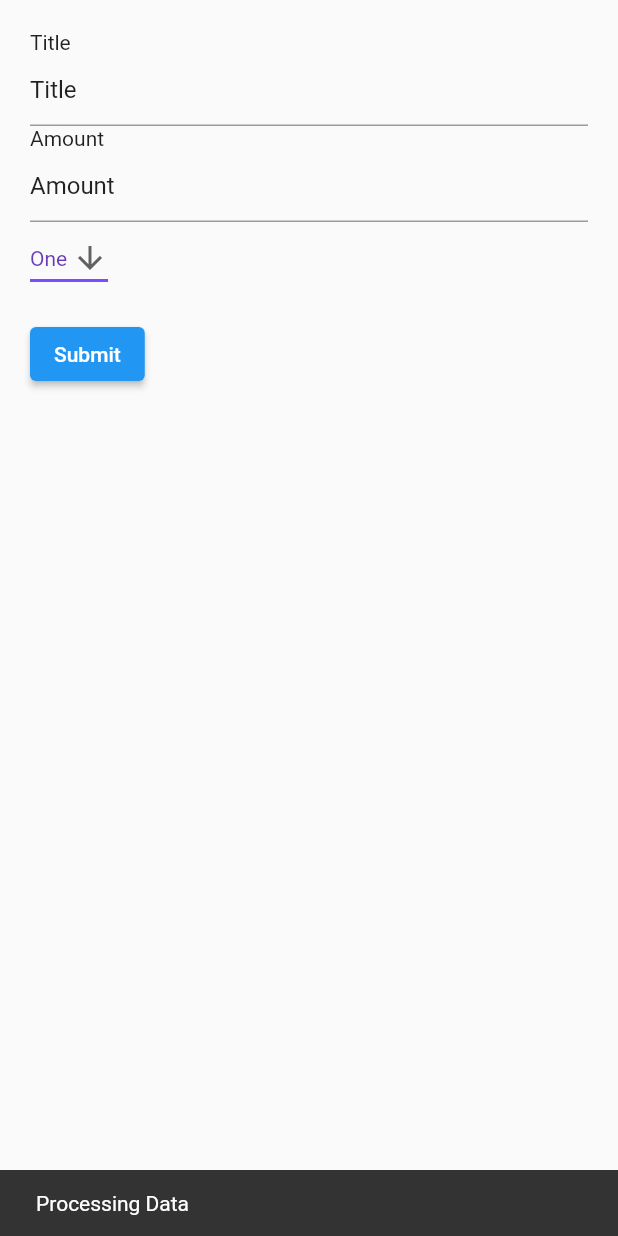
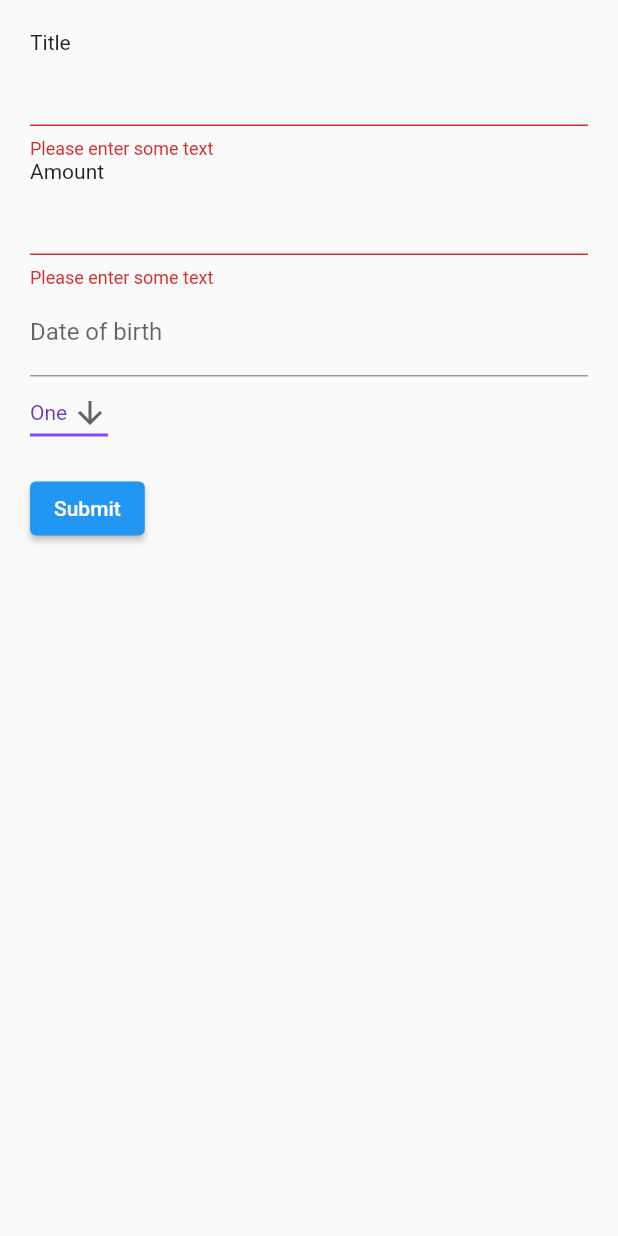
Before and after one commit to cyshe/uoft_hacks2021, a Flutter app: the AddTransaction widget shown alone on an empty page, opened directly, after a tap on "Submit", on a phone screen of 412 x 824 dp. Run offline on Flutter 3.47's test engine with Material 2 defaults, Android fonts, the phone set to English and light mode, and no system bars; our stand-ins replace percent_indicator.

Commit message:
Rerouting and backend processing

```diff
--- a/lib/Pages/HomePage.dart
+++ b/lib/Pages/HomePage.dart
@@ -20,9 +20,11 @@ class HomePage extends StatefulWidget {
 }
 
 class _HomePageState extends State<HomePage> {
+  Map data = {};
   int _counter = 0;
-  double total = 1.0;
-  double spend = 0.5;
+  double total = 1000.0;
+  double spend = 5.0;
+  double percent = 0.0;
 
   void _incrementCounter() {
     setState(() {
@@ -33,12 +35,20 @@ class _HomePageState extends State<HomePage> {
 
   @override
   Widget build(BuildContext context) {
-    // This method is rerun every time setState is called, for instance as done
-    // by the _incrementCounter method above.
-    //
-    // The Flutter framework has been optimized to make rerunning build methods
-    // fast, so that you can just rebuild anything that needs updating rather
-    // than having to individually change instances of widgets.
+    data = ModalRoute.of(context).settings.arguments;
+    if (data != null && data['title']!= null){
+      spend += data['amount'];
+      if (spend + data['amount'] > total){
+        percent = 1.0;
+        print("OVER BUDGET");
+      }
+      else{
+        percent = spend/total;
+        print("Not over budget");
+      }
+      print("added data"+(data['amount']).toString());
+    }
+    print(data);
     return Scaffold(
       appBar: AppBar(
         title: Text("Home Page"),
@@ -53,9 +63,9 @@ class _HomePageState extends State<HomePage> {
             new CircularPercentIndicator(
               radius: 200.0,
               lineWidth: 10.0,
-              percent: spend/total,
+              percent: percent,
               center: new Text(
-                (spend/total*100).toInt().toString()+"%",
+                (spend/total*100).toString()+"%",
                   style: new TextStyle(fontWeight: FontWeight.bold, fontSize: 20.0)
               ),
               progressColor: Colors.green,
--- a/lib/Pages/NewTransaction.dart
+++ b/lib/Pages/NewTransaction.dart
@@ -15,7 +15,12 @@ class _AddPageState extends State<AddPage> {
       appBar: AppBar(
         title: Text("New Transaction Page"),
       ),
-      body: Center(child: AddTransaction()),
+      body: Column(
+        crossAxisAlignment: CrossAxisAlignment.center,
+        children: [
+          AddTransaction(),
+        ],
+      ),
     );
   }
 }
@@ -27,7 +32,11 @@ class AddTransaction extends StatefulWidget {
 
 class _AddTransactionState extends State<AddTransaction> {
   final _formKey = GlobalKey<FormState>();
+  final titleController = TextEditingController();
+  final amountController = TextEditingController();
+
   String dropdownValue = 'One';
+  TextEditingController dateCtl = TextEditingController();
 
   @override
   Widget build(BuildContext context) {
@@ -40,7 +49,7 @@ class _AddTransactionState extends State<AddTransaction> {
           children: <Widget>[
             Text("Title"),
             TextFormField(
-              initialValue: "Title",
+              controller: titleController,
               validator: (value) {
                 if (value.isEmpty) {
                   return 'Please enter some text';
@@ -50,7 +59,7 @@ class _AddTransactionState extends State<AddTransaction> {
             ),
             Text("Amount"),
             TextFormField(
-              initialValue: "Amount",
+              controller: amountController,
               keyboardType: TextInputType.number,
               validator: (value) {
                 if (value.isEmpty) {
@@ -59,6 +68,22 @@ class _AddTransactionState extends State<AddTransaction> {
                 return null;
               },
             ),
+            TextFormField(
+              controller: dateCtl,
+              decoration: InputDecoration(
+                labelText: "Date of birth",
+                hintText: "Ex. Insert your dob",),
+              onTap: () async{
+                DateTime date = DateTime(1900);
+                FocusScope.of(context).requestFocus(new FocusNode());
+
+                date = await showDatePicker(
+                    context: context,
+                    initialDate:DateTime.now(),
+                    firstDate:DateTime(1900),
+                    lastDate: DateTime(2100));
+
+                dateCtl.text = date.toIso8601String().substring(0,10);}),
           DropdownButton<String>(
             value: dropdownValue,
             icon: Icon(Icons.arrow_downward),
@@ -92,7 +117,15 @@ class _AddTransactionState extends State<AddTransaction> {
                     // If the form is valid, display a Snackbar.
                     Scaffold.of(context)
                         .showSnackBar(SnackBar(content: Text('Processing Data')));
+                    print("Rerouting to home");
+                    Navigator.pushReplacementNamed(context, '/', arguments: {
+                        'title': titleController.text,
+                        'amount': double.parse(amountController.text),
+                        'date': dateCtl.text,
+                        'category': dropdownValue
+                    });
                   }
+
                 },
                 child: Text('Submit'),
               ),
```
